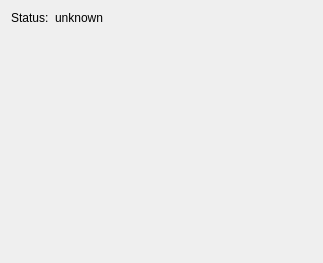
The window that telldus-gui/Plugins/Live/configuration.ui (telldus/telldus) describes before a commit, drawn with Qt 5.
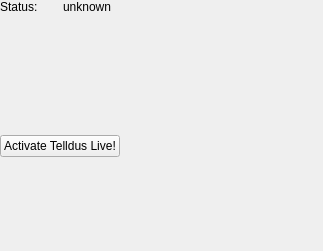
The same window after the commit.

Commit message: Now possible to activate Telldus Live! from Settings.  Closes #101.

Patch:
```diff
--- a/telldus-gui/Plugins/Live/configuration.ui
+++ b/telldus-gui/Plugins/Live/configuration.ui
@@ -7,13 +7,30 @@
     <x>0</x>
     <y>0</y>
     <width>323</width>
-    <height>263</height>
+    <height>251</height>
    </rect>
   </property>
+  <property name="sizePolicy">
+   <sizepolicy hsizetype="Preferred" vsizetype="Preferred">
+    <horstretch>0</horstretch>
+    <verstretch>0</verstretch>
+   </sizepolicy>
+  </property>
   <property name="windowTitle">
    <string>Form</string>
   </property>
-  <layout class="QFormLayout" name="formLayout">
+  <widget class="QWidget" name="">
+   <property name="geometry">
+    <rect>
+     <x>0</x>
+     <y>0</y>
+     <width>331</width>
+     <height>251</height>
+    </rect>
+   </property>
+   <layout class="QHBoxLayout" name="horizontalLayout_2">
+    <item>
+     <layout class="QGridLayout" name="gridLayout_3">
    <item row="0" column="0">
     <widget class="QLabel" name="label">
      <property name="text">
@@ -26,9 +43,12 @@
      <property name="text">
       <string>unknown</string>
      </property>
-    </widget>
-   </item>
-   <item row="1" column="1">
+        <property name="wordWrap">
+         <bool>true</bool>
+        </property>
+       </widget>
+      </item>
+      <item row="2" column="1">
     <widget class="QLabel" name="errorLabel">
      <property name="text">
       <string/>
@@ -38,7 +58,69 @@
      </property>
     </widget>
    </item>
-  </layout>
+      <item row="5" column="0" colspan="2">
+       <widget class="QPushButton" name="registrationLink">
+        <property name="text">
+         <string>Activate Telldus Live!</string>
+        </property>
+       </widget>
+      </item>
+      <item row="3" column="1">
+       <spacer name="verticalSpacer_2">
+        <property name="orientation">
+         <enum>Qt::Vertical</enum>
+        </property>
+        <property name="sizeHint" stdset="0">
+         <size>
+          <width>20</width>
+          <height>40</height>
+         </size>
+        </property>
+       </spacer>
+      </item>
+      <item row="3" column="0">
+       <spacer name="verticalSpacer">
+        <property name="orientation">
+         <enum>Qt::Vertical</enum>
+        </property>
+        <property name="sizeHint" stdset="0">
+         <size>
+          <width>20</width>
+          <height>40</height>
+         </size>
+        </property>
+       </spacer>
+      </item>
+      <item row="6" column="0">
+       <spacer name="verticalSpacer_3">
+        <property name="orientation">
+         <enum>Qt::Vertical</enum>
+        </property>
+        <property name="sizeHint" stdset="0">
+         <size>
+          <width>20</width>
+          <height>40</height>
+         </size>
+        </property>
+       </spacer>
+      </item>
+     </layout>
+    </item>
+    <item>
+     <spacer name="horizontalSpacer">
+      <property name="orientation">
+       <enum>Qt::Horizontal</enum>
+      </property>
+      <property name="sizeHint" stdset="0">
+       <size>
+        <width>40</width>
+        <height>20</height>
+       </size>
+      </property>
+     </spacer>
+    </item>
+   </layout>
+  </widget>
  </widget>
  <resources/>
  <connections/>
```
Lines whose indentation alone changed are shown as unchanged. The commit also changes 1 other file.
